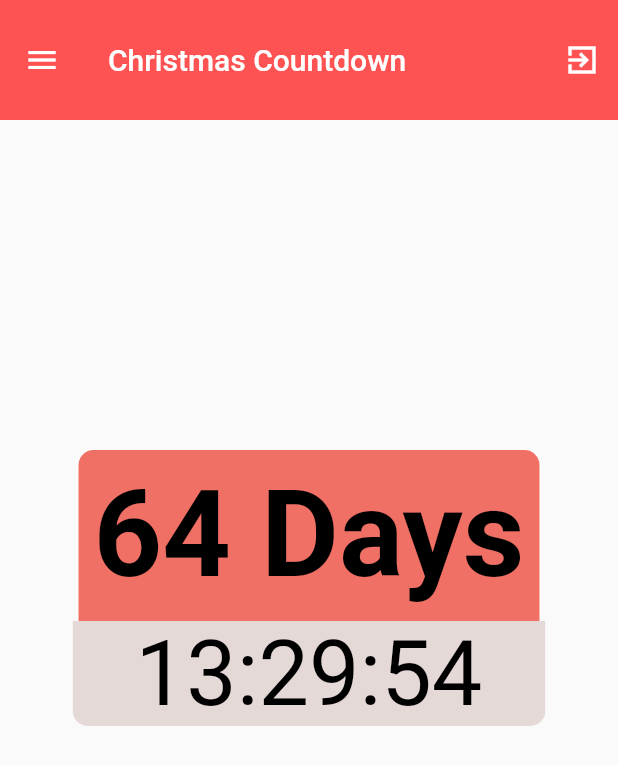
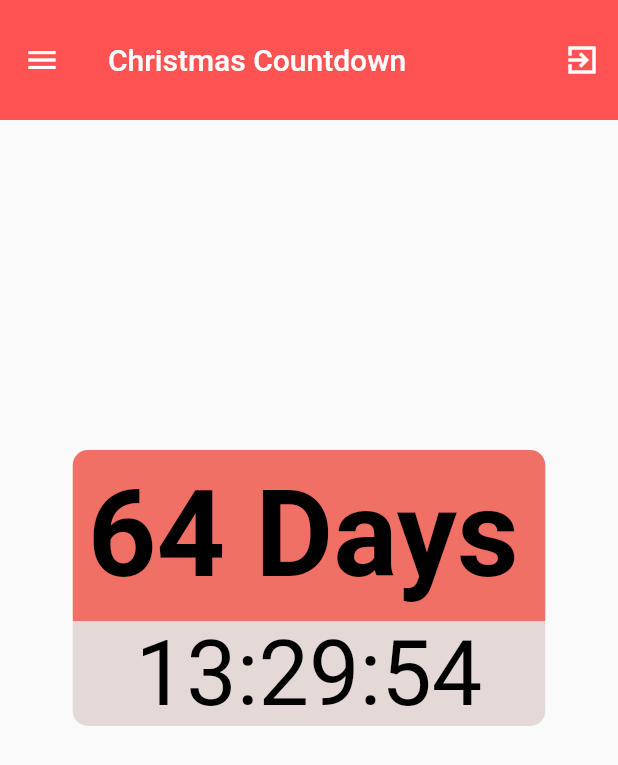
Before and after one commit to Lance-Abella/Countdown_Timer, a Flutter app: the screen it shows after launch, on a phone screen of 412 x 824 dp. Shown: the top 765 px of the screen. Run offline on Flutter 3.47's test engine with Material 2 defaults, Android fonts, the phone set to English and light mode, and no system bars.

Commit message:
designing the UI

```diff
--- a/lib/homepage.dart
+++ b/lib/homepage.dart
@@ -80,6 +80,7 @@ class _ChristmasCountdownAppState extends State<ChristmasCountdownApp> {
             children: [
 
               Container(
+                width: 315,
                 padding: EdgeInsets.all(10),
                 decoration: BoxDecoration(
                   borderRadius: BorderRadius.only(topLeft: Radius.circular(10), topRight: Radius.circular(10)),
```
